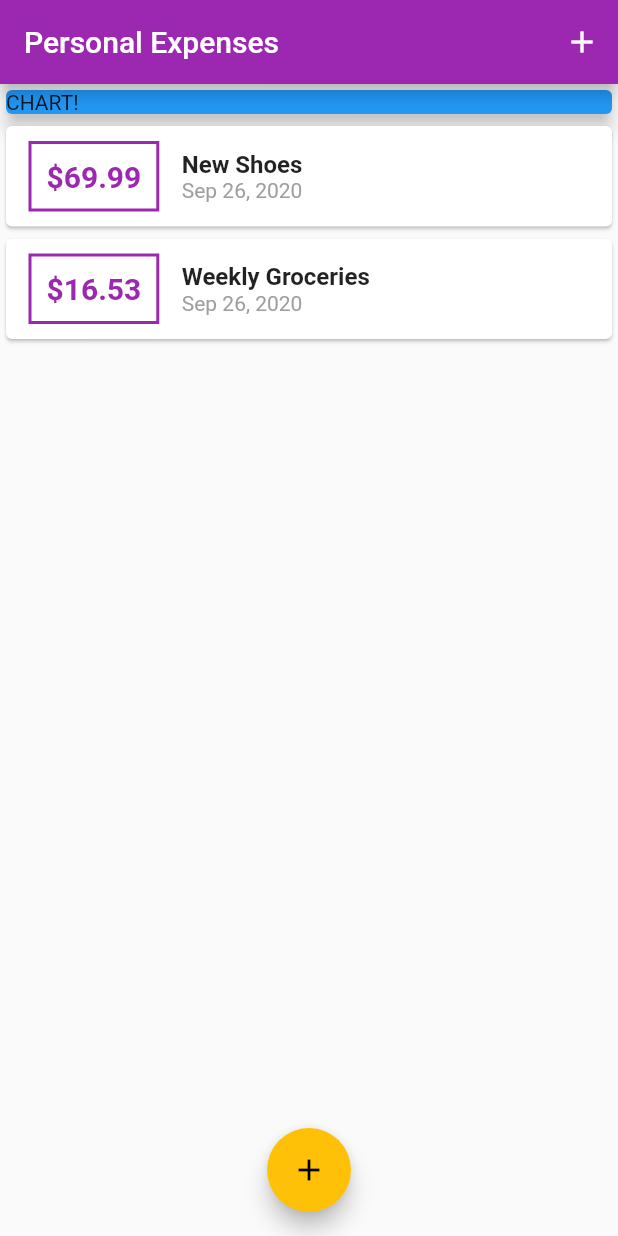
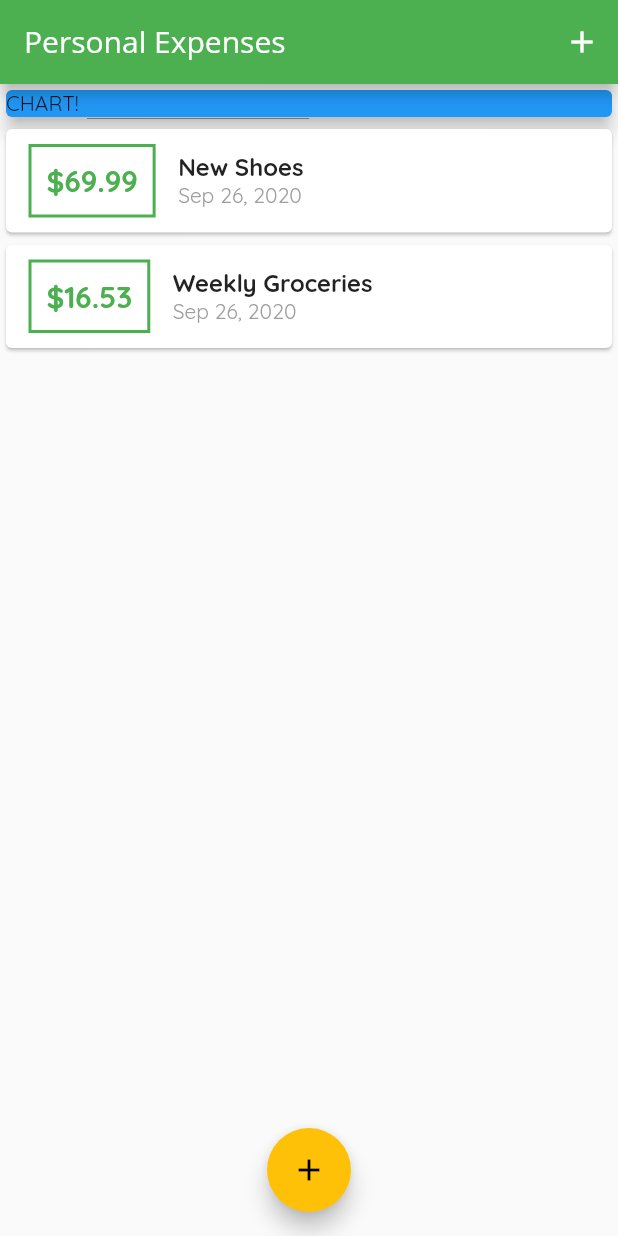
Before and after one commit to Bash009/chatuncle, a Flutter app: the screen it shows after launch, on a phone screen of 412 x 824 dp. Run offline on Flutter 3.47's test engine with Material 2 defaults, Android fonts, the phone set to English and light mode, and no system bars.

Commit message:
Added fonts

```diff
--- a/lib/main.dart
+++ b/lib/main.dart
@@ -12,8 +12,9 @@ class MyApp extends StatelessWidget {
     return MaterialApp(
       title: 'Personal Expenses',
       theme: ThemeData(
-        primarySwatch: Colors.purple,
+        primarySwatch: Colors.green,
         accentColor: Colors.amber,
+        fontFamily: 'Quicksand',
       ),
       home: MyHomePage(),
     );
@@ -73,7 +74,10 @@ class _MyHomePageState extends State<MyHomePage> {
   Widget build(BuildContext context) {
     return Scaffold(
       appBar: AppBar(
-        title: Text('Personal Expenses'),
+        title: Text(
+          'Personal Expenses',
+          style: TextStyle(fontFamily: 'OpenSans'),
+        ),
         actions: <Widget>[
           IconButton(
             icon: Icon(Icons.add),
```
Also changed, not shown: pubspec.yaml (+11 -10 lines), assets/fonts/OpenSans-Bold.ttf (added), assets/fonts/OpenSans-Regular.ttf (added), assets/fonts/Quicksand-Bold.ttf (added), assets/fonts/Quicksand-Light.ttf (added), assets/fonts/Quicksand-Medium.ttf (added), assets/fonts/Quicksand-Regular.ttf (added).
